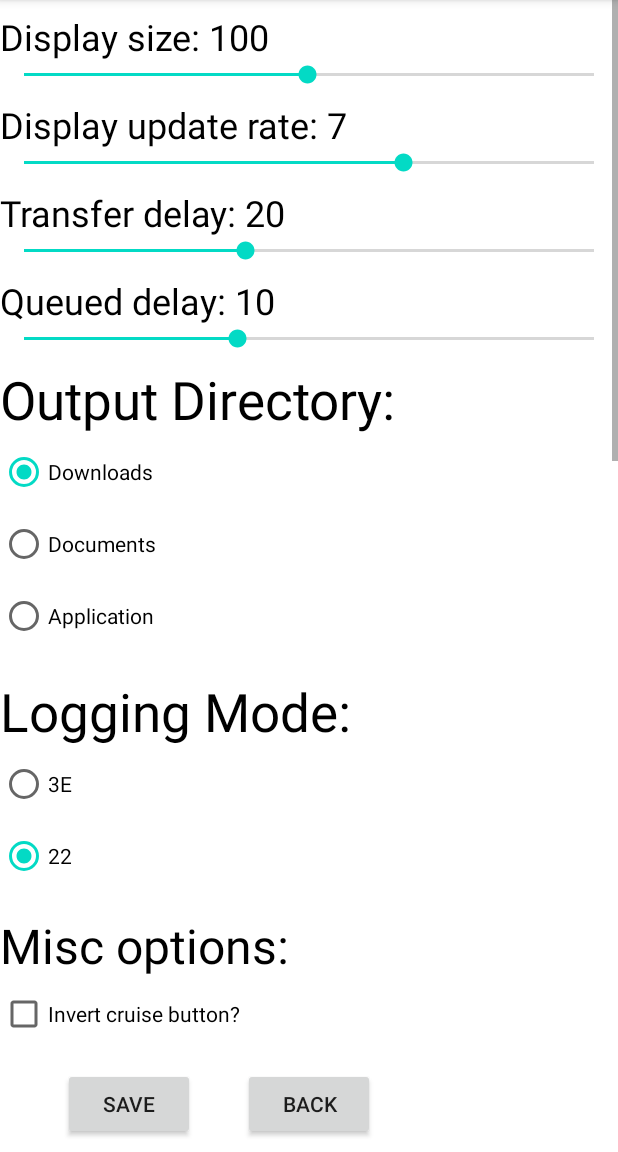
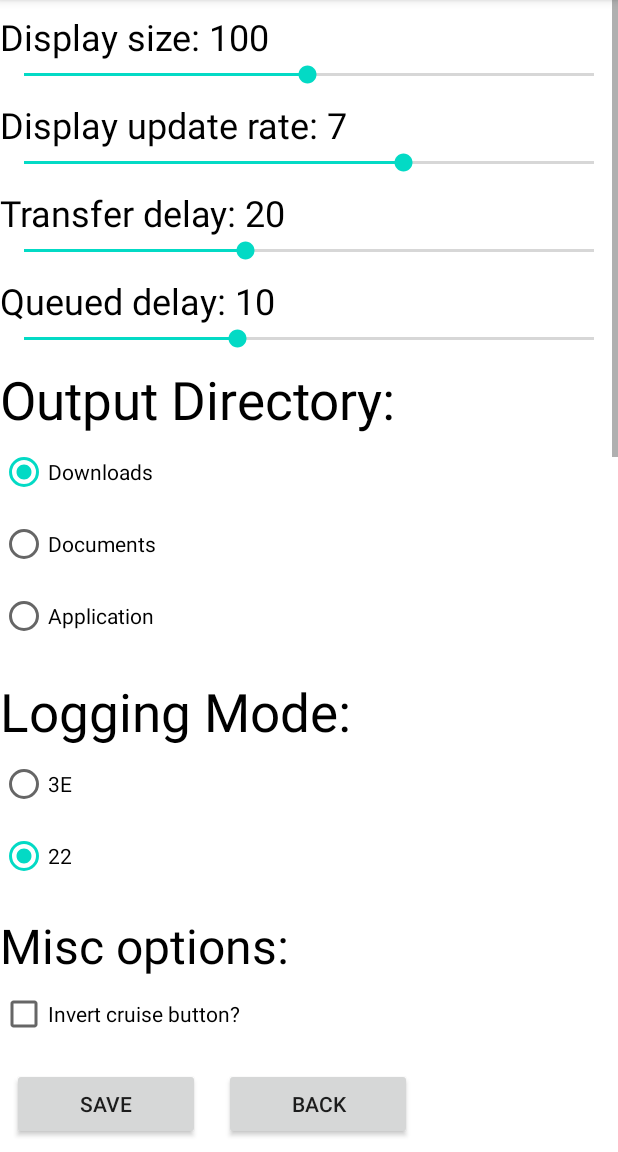
Before and after one commit to Switchleg1/SimosTools, an Android app: the SettingsFragment screen opened through its navigation route, on a phone screen of 412 x 824 dp, the part 84-1236 px from its top. Run offline under Robolectric (Android 15) with nearby library versions, the phone set to English and light mode, and no system bars; our stand-ins replace navigation-ui; pictures from the network do not load; 1 statement that could not run was skipped.

Commit message:
GUI changes

```diff
--- a/app/src/main/java/com/app/simoslogger/FlashingFragment.kt
+++ b/app/src/main/java/com/app/simoslogger/FlashingFragment.kt
@@ -46,7 +46,7 @@ class FlashingFragment : Fragment() {
         view.findViewById<ListView>(R.id.bt_message).setBackgroundColor(Color.WHITE)
 
 
-        view.findViewById<Button>(R.id.button_back2).setOnClickListener {
+        view.findViewById<Button>(R.id.buttonBack2).setOnClickListener {
             findNavController().navigateUp()
         }
 
--- a/app/src/main/java/com/app/simoslogger/SettingsFragment.kt
+++ b/app/src/main/java/com/app/simoslogger/SettingsFragment.kt
@@ -208,6 +208,7 @@ class SettingsFragment : Fragment() {
             currentView.findViewById<TextView>(R.id.textViewLoggingMode).setTextColor(Settings.colorList[COLOR_TEXT])
             currentView.findViewById<TextView>(R.id.textViewMiscOptions).setTextColor(Settings.colorList[COLOR_TEXT])
             currentView.findViewById<TextView>(R.id.textViewCalcHPOptions).setTextColor(Settings.colorList[COLOR_TEXT])
+            currentView.findViewById<TextView>(R.id.textViewPIDCSV).setTextColor(Settings.colorList[COLOR_TEXT])
             currentView.findViewById<TextView>(R.id.textViewColorOptions).setTextColor(Settings.colorList[COLOR_TEXT])
             currentView.findViewById<RadioButton>(R.id.radioButtonDownloads).setTextColor(Settings.colorList[COLOR_TEXT])
             currentView.findViewById<RadioButton>(R.id.radioButtonDocuments).setTextColor(Settings.colorList[COLOR_TEXT])
--- a/app/src/main/res/layout-land/fragment_logging.xml
+++ b/app/src/main/res/layout-land/fragment_logging.xml
@@ -19,7 +19,7 @@
 
     <Button
         android:id="@+id/button_back"
-        android:layout_width="wrap_content"
+        android:layout_width="200dp"
         android:layout_height="wrap_content"
         android:layout_marginEnd="32dp"
         android:text="@string/button_back"
@@ -28,7 +28,7 @@
 
     <Button
         android:id="@+id/buttonReset"
-        android:layout_width="wrap_content"
+        android:layout_width="200dp"
         android:layout_height="wrap_content"
         android:layout_marginEnd="8dp"
         android:text="@string/button_reset"
--- a/app/src/main/res/layout/fragment_logging.xml
+++ b/app/src/main/res/layout/fragment_logging.xml
@@ -18,7 +18,7 @@
 
     <Button
         android:id="@+id/button_back"
-        android:layout_width="wrap_content"
+        android:layout_width="125dp"
         android:layout_height="wrap_content"
         android:layout_marginEnd="8dp"
         android:layout_marginBottom="8dp"
@@ -28,7 +28,7 @@
 
     <Button
         android:id="@+id/buttonReset"
-        android:layout_width="wrap_content"
+        android:layout_width="125dp"
         android:layout_height="wrap_content"
         android:layout_marginEnd="8dp"
         android:text="@string/button_reset"
--- a/app/src/main/res/layout/fragment_settings.xml
+++ b/app/src/main/res/layout/fragment_settings.xml
@@ -8,21 +8,21 @@
 
     <Button
         android:id="@+id/buttonBack"
-        android:layout_width="wrap_content"
+        android:layout_width="125dp"
         android:layout_height="wrap_content"
+        android:layout_marginStart="16dp"
         android:layout_marginBottom="8dp"
         android:text="@string/button_back"
         app:layout_constraintBottom_toBottomOf="parent"
-        app:layout_constraintEnd_toEndOf="parent"
-        app:layout_constraintStart_toStartOf="parent" />
+        app:layout_constraintStart_toEndOf="@+id/buttonSave" />
 
     <Button
         android:id="@+id/buttonSave"
-        android:layout_width="wrap_content"
+        android:layout_width="125dp"
         android:layout_height="wrap_content"
-        android:layout_marginEnd="32dp"
+        android:layout_marginStart="8dp"
         android:text="@string/button_save"
-        app:layout_constraintEnd_toStartOf="@+id/buttonBack"
+        app:layout_constraintStart_toStartOf="parent"
         app:layout_constraintTop_toTopOf="@+id/buttonBack" />
 
     <ScrollView
@@ -214,7 +214,7 @@
             </LinearLayout>
 
             <TextView
-                android:id="@+id/textView"
+                android:id="@+id/textViewPIDCSV"
                 android:layout_width="match_parent"
                 android:layout_height="wrap_content"
                 android:textSize="32sp"
@@ -248,6 +248,12 @@
                 android:text="@string/button_set_bg_normal_color"
                 android:textColor="#5E35B1" />
 
+            <View
+                android:id="@+id/divider2"
+                android:layout_width="match_parent"
+                android:layout_height="1dp"
+                android:background="?android:attr/listDivider" />
+
             <Button
                 android:id="@+id/buttonSetBGWarningColor"
                 style="@style/Widget.AppCompat.Button.Colored"
@@ -255,6 +261,12 @@
                 android:layout_height="wrap_content"
                 android:text="@string/button_set_bg_warning_color"
                 android:textColor="#5E35B1" />
+
+            <View
+                android:id="@+id/divider3"
+                android:layout_width="match_parent"
+                android:layout_height="1dp"
+                android:background="?android:attr/listDivider" />
 
             <Button
                 android:id="@+id/buttonSetTextColor"
@@ -264,6 +276,12 @@
                 android:text="@string/button_set_text_color"
                 android:textColor="#5E35B1" />
 
+            <View
+                android:id="@+id/divider4"
+                android:layout_width="match_parent"
+                android:layout_height="1dp"
+                android:background="?android:attr/listDivider" />
+
             <Button
                 android:id="@+id/buttonSetBarNormalColor"
                 style="@style/Widget.AppCompat.Button.Colored"
@@ -271,6 +289,12 @@
                 android:layout_height="wrap_content"
                 android:text="@string/button_set_bar_normal_color"
                 android:textColor="#5E35B1" />
+
+            <View
+                android:id="@+id/divider5"
+                android:layout_width="match_parent"
+                android:layout_height="1dp"
+                android:background="?android:attr/listDivider" />
 
             <Button
                 android:id="@+id/buttonSetBarWarnColor"
@@ -280,6 +304,12 @@
                 android:text="@string/button_set_bar_warn_color"
                 android:textColor="#5E35B1" />
 
+            <View
+                android:id="@+id/divider6"
+                android:layout_width="match_parent"
+                android:layout_height="1dp"
+                android:background="?android:attr/listDivider" />
+
             <Button
                 android:id="@+id/buttonSetErrorColor"
                 style="@style/Widget.AppCompat.Button.Colored"
@@ -287,6 +317,12 @@
                 android:layout_height="wrap_content"
                 android:text="@string/button_set_st_error"
                 android:textColor="#5E35B1" />
+
+            <View
+                android:id="@+id/divider7"
+                android:layout_width="match_parent"
+                android:layout_height="1dp"
+                android:background="?android:attr/listDivider" />
 
             <Button
                 android:id="@+id/buttonSetNoneColor"
@@ -296,6 +332,12 @@
                 android:text="@string/button_set_st_none"
                 android:textColor="#5E35B1" />
 
+            <View
+                android:id="@+id/divider8"
+                android:layout_width="match_parent"
+                android:layout_height="1dp"
+                android:background="?android:attr/listDivider" />
+
             <Button
                 android:id="@+id/buttonSetConnectingColor"
                 style="@style/Widget.AppCompat.Button.Colored"
@@ -304,13 +346,26 @@
                 android:text="@string/button_set_st_connecting"
                 android:textColor="#5E35B1" />
 
+            <View
+                android:id="@+id/divider9"
+                android:layout_width="match_parent"
+                android:layout_height="1dp"
+                android:background="?android:attr/listDivider" />
+
             <Button
                 android:id="@+id/buttonSetConnectedColor"
                 style="@style/Widget.AppCompat.Button.Colored"
                 android:layout_width="match_parent"
                 android:layout_height="wrap_content"
                 android:text="@string/button_set_st_connected"
-                android:textColor="#5E35B1" />
+                android:textColor="#5E35B1"
+                tools:ignore="TextContrastCheck" />
+
+            <View
+                android:id="@+id/divider10"
+                android:layout_width="match_parent"
+                android:layout_height="1dp"
+                android:background="?android:attr/listDivider" />
 
             <Button
                 android:id="@+id/buttonSetLoggingColor"
@@ -319,6 +374,12 @@
                 android:layout_height="wrap_content"
                 android:text="@string/button_set_st_logging"
                 android:textColor="#5E35B1" />
+
+            <View
+                android:id="@+id/divider11"
+                android:layout_width="match_parent"
+                android:layout_height="1dp"
+                android:background="?android:attr/listDivider" />
 
             <Button
                 android:id="@+id/buttonSetWritingColor"
```
Also changed, not shown: app/src/main/res/layout-land/fragment_first.xml (+15 -15 lines), app/src/main/res/layout/fragment_color_picker.xml (+6 -6 lines), app/src/main/res/layout/fragment_first.xml (+10 -12 lines), app/src/main/res/layout/fragment_flashing.xml (+13 -13 lines).
